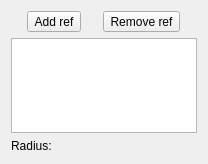
This is src/Mod/PartDesign/Gui/TaskFilletParameters.ui in berndhahnebach/All_FreeCAD as Qt 5 draws it before an edit. The edited form follows.
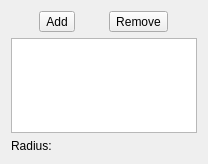
This is the edited form. Custom widgets are drawn as their Qt base class.

Commit message:
[PD] rename buttons
as requested in https://forum.freecadweb.org/viewtopic.php?f=19&t=43383#p369328

```diff
--- a/src/Mod/PartDesign/Gui/TaskFilletParameters.ui
+++ b/src/Mod/PartDesign/Gui/TaskFilletParameters.ui
@@ -23,7 +23,7 @@
 click again to end selection</string>
        </property>
        <property name="text">
-        <string>Add ref</string>
+        <string>Add</string>
        </property>
        <property name="checkable">
         <bool>true</bool>
@@ -37,7 +37,7 @@
 click again to end selection</string>
        </property>
        <property name="text">
-        <string>Remove ref</string>
+        <string>Remove</string>
        </property>
        <property name="checkable">
         <bool>true</bool>
```
The commit also changes 1 other file.
